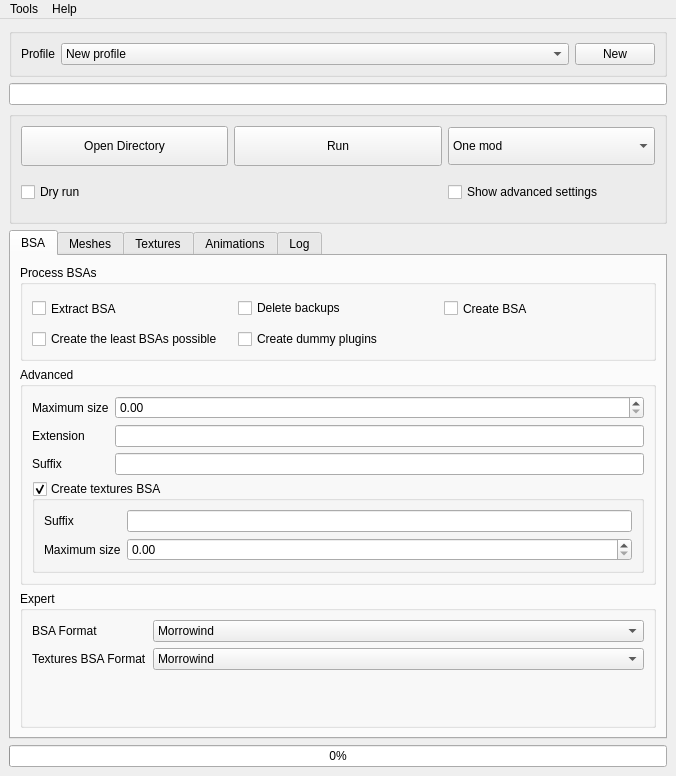
Before: the Qt Designer form src/MainWindow.ui in Guekka/cathedral-assets-optimizer, drawn with Qt 5.
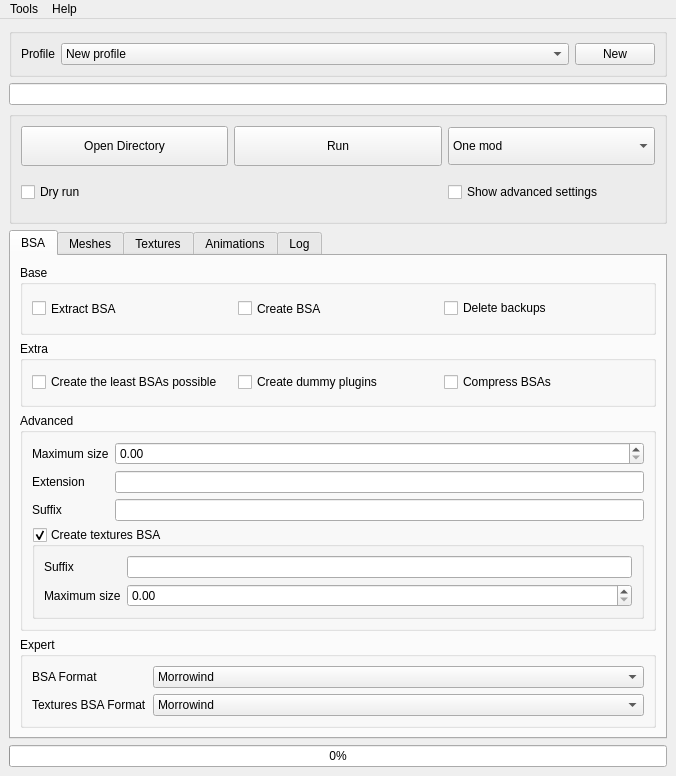
After: the same form once the commit is applied. The open tabs and pages were chosen to show the change.

Commit message: [Settings/BSA] Add settings "Compress BSAs"

```diff
--- a/src/MainWindow.ui
+++ b/src/MainWindow.ui
@@ -267,13 +267,13 @@
            </sizepolicy>
           </property>
           <property name="title">
-           <string>Process BSAs</string>
+           <string>Base</string>
           </property>
           <property name="checkable">
            <bool>false</bool>
           </property>
           <layout class="QGridLayout" name="gridLayout_5">
-           <item row="0" column="3">
+           <item row="0" column="2">
             <widget class="QCheckBox" name="bsaCreateCheckbox">
              <property name="sizePolicy">
               <sizepolicy hsizetype="Preferred" vsizetype="Expanding">
@@ -298,23 +298,6 @@
              </property>
             </widget>
            </item>
-           <item row="1" column="1">
-            <widget class="QCheckBox" name="bsaCreateDummiesCheckbox">
-             <property name="text">
-              <string>Create dummy plugins</string>
-             </property>
-            </widget>
-           </item>
-           <item row="1" column="0">
-            <widget class="QCheckBox" name="bsaLeastBsaCheckBox">
-             <property name="toolTip">
-              <string>&lt;html&gt;&lt;head/&gt;&lt;body&gt;&lt;p&gt;There are three types of BSAs CAO can create : uncompressible, textures and standard. The uncompressible one contains sounds. If this option is checked, these three types of BSAs will be merged if possible.&lt;/p&gt;&lt;/body&gt;&lt;/html&gt;</string>
-             </property>
-             <property name="text">
-              <string>Create the least BSAs possible</string>
-             </property>
-            </widget>
-           </item>
            <item row="0" column="0">
             <widget class="QCheckBox" name="bsaExtractCheckBox">
              <property name="sizePolicy">
@@ -340,7 +323,7 @@
              </property>
             </widget>
            </item>
-           <item row="0" column="1">
+           <item row="0" column="3">
             <widget class="QCheckBox" name="bsaDeleteBackupsCheckbox">
              <property name="sizePolicy">
               <sizepolicy hsizetype="Preferred" vsizetype="Fixed">
@@ -368,6 +351,39 @@
           </layout>
          </widget>
         </item>
+        <item>
+         <widget class="QGroupBox" name="groupBox_2">
+          <property name="title">
+           <string>Extra</string>
+          </property>
+          <layout class="QGridLayout" name="gridLayout_6">
+           <item row="0" column="0">
+            <widget class="QCheckBox" name="bsaLeastBsaCheckBox">
+             <property name="toolTip">
+              <string>&lt;html&gt;&lt;head/&gt;&lt;body&gt;&lt;p&gt;There are three types of BSAs CAO can create : uncompressible, textures and standard. The uncompressible one contains sounds. If this option is checked, these three types of BSAs will be merged if possible.&lt;/p&gt;&lt;/body&gt;&lt;/html&gt;</string>
+             </property>
+             <property name="text">
+              <string>Create the least BSAs possible</string>
+             </property>
+            </widget>
+           </item>
+           <item row="0" column="1">
+            <widget class="QCheckBox" name="bsaCreateDummiesCheckbox">
+             <property name="text">
+              <string>Create dummy plugins</string>
+             </property>
+            </widget>
+           </item>
+           <item row="0" column="2">
+            <widget class="QCheckBox" name="bsaCompressBsaCheckbox">
+             <property name="text">
+              <string>Compress BSAs</string>
+             </property>
+            </widget>
+           </item>
+          </layout>
+         </widget>
+        </item>
         <item>
          <widget class="QGroupBox" name="bsaAdvancedGroupBox">
           <property name="enabled">
```
Left out of the diff: 2 changed lines with no effect on the pictures. The commit also changes 14 other files.
